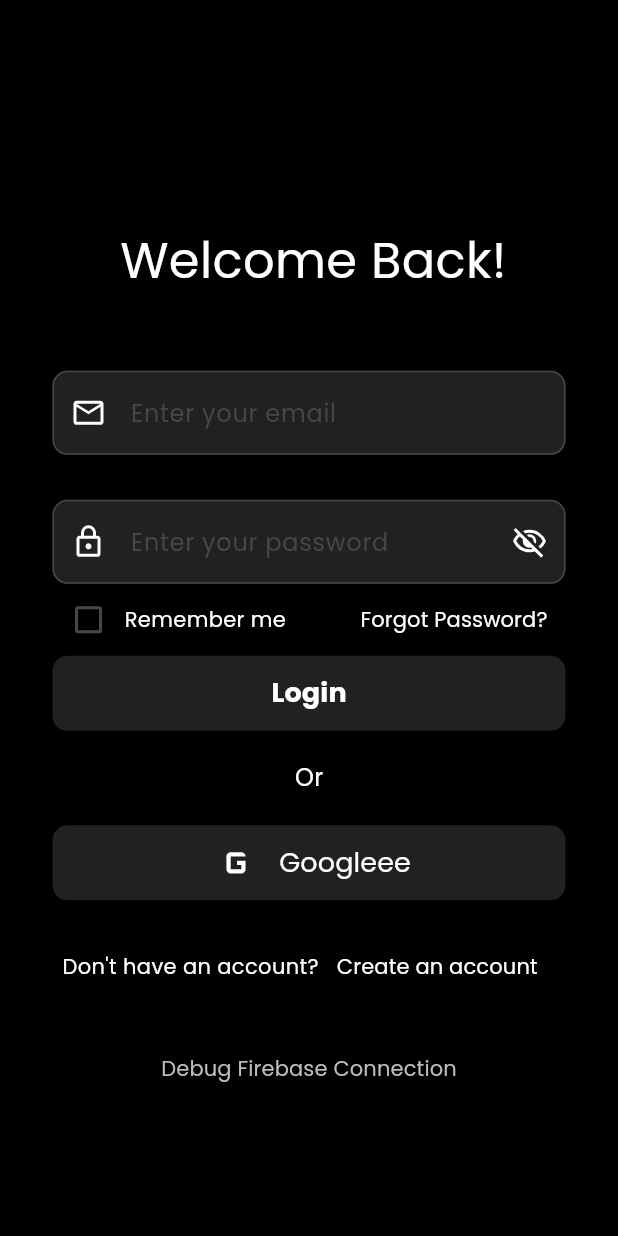
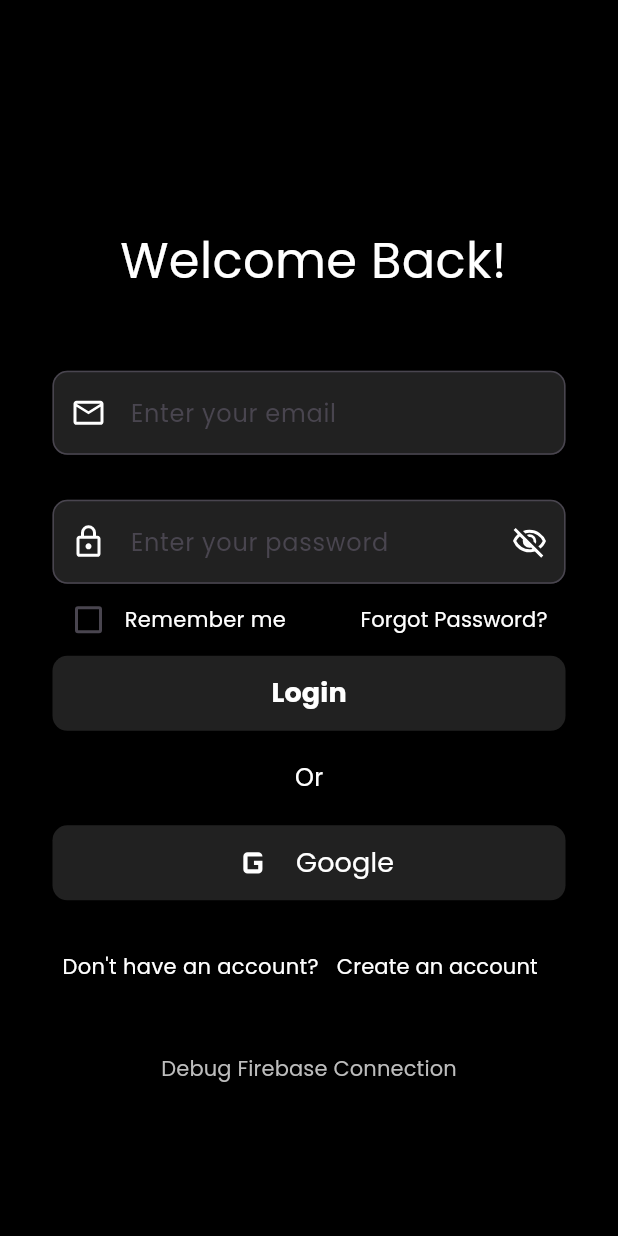
Before and after one commit to Bishnuu72/Flutter-Projects, a Flutter app: the screen it shows after launch, on a phone screen of 412 x 824 dp. Run offline on Flutter 3.47's test engine with Material 3 defaults, Android fonts, the phone set to English and light mode, and no system bars; our stand-ins replace awesome_dialog, cloud_firestore, dio, firebase_auth, firebase_core, firebase_messaging and 6 more; accounts and stored records are empty.

Commit message:
fix error

```diff
--- a/lib/screens/login_screen.dart
+++ b/lib/screens/login_screen.dart
@@ -310,7 +310,7 @@ class _LoginScreenState extends State<LoginScreen> {
               color: Colors.white,
             ),
             const SizedBox(width: 8),
-            const Text("Googleee", style: TextStyle(color: Colors.white, fontSize: 18)),
+            const Text("Google", style: TextStyle(color: Colors.white, fontSize: 18)),
           ],
         ),
       ),
```
